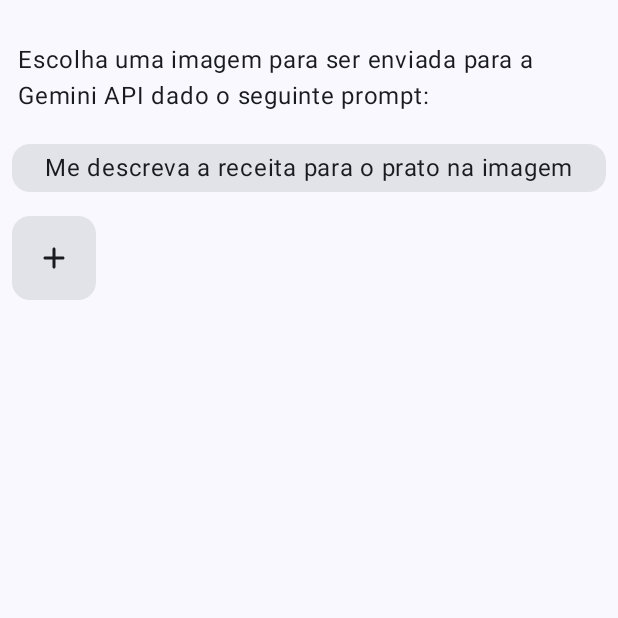
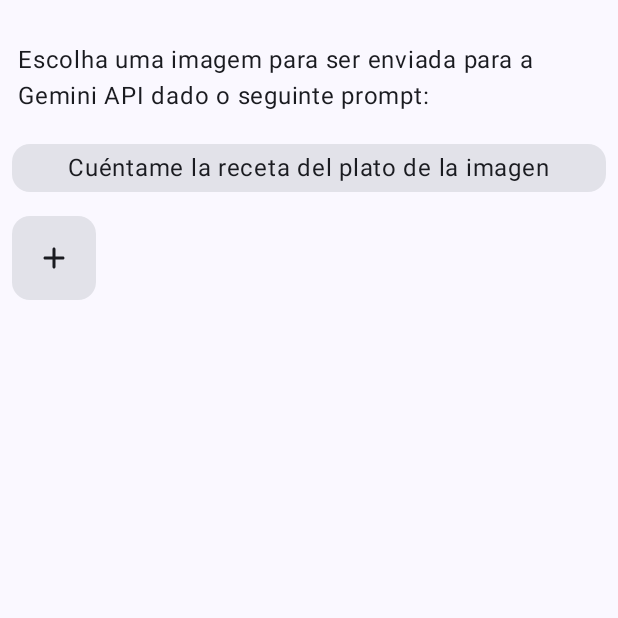
Before and after one commit to angelica-oliv/geminiapiexplorer, an Android app built with Jetpack Compose: the composable GeminiExplorerRoute shown on its own in the app's theme, on a phone screen of 412 x 824 dp, the top half of it. Run offline under Robolectric (Android 15) with nearby library versions, the phone set to English and light mode, and no system bars; libraries missing offline, so code that uses them is left out: com.google.ai.client; pictures from the network do not load; 3 statements that could not run were skipped.

Commit message:
translate strings and prompt texts to spanish

```diff
--- a/GeminiAPIExplorer/app/src/main/java/com/angelicao/geminiapiexplorer/GeminiExplorerViewModel.kt
+++ b/GeminiAPIExplorer/app/src/main/java/com/angelicao/geminiapiexplorer/GeminiExplorerViewModel.kt
@@ -1,6 +1,9 @@
 package com.angelicao.geminiapiexplorer
 
 import android.graphics.Bitmap
+import androidx.compose.material3.Text
+import androidx.compose.runtime.Composable
+import androidx.compose.ui.res.stringResource
 import androidx.lifecycle.ViewModel
 import androidx.lifecycle.viewModelScope
 import com.google.ai.client.generativeai.GenerativeModel
@@ -15,8 +18,8 @@ class GeminiExplorerViewModel(
     private val generativeModel: GenerativeModel
 ) : ViewModel() {
 
-    private val prompt = "Me descreva a receita para o prato na imagem"
-    //        val prompt = "Escreva uma frase divertida sobre a imagem"
+    private val prompt = "Cuéntame la receta del plato de la imagen"
+    //        val prompt = "Escribe una frase divertida sobre la imagen"
     private val _uiState: MutableStateFlow<GeminiExplorerUiState> =
         MutableStateFlow(GeminiExplorerUiState.Initial(prompt))
     val uiState: StateFlow<GeminiExplorerUiState> =
--- a/GeminiAPIExplorer/app/src/main/res/values/strings.xml
+++ b/GeminiAPIExplorer/app/src/main/res/values/strings.xml
@@ -1,5 +1,7 @@
 <resources>
-    <string name="app_name">GeminiAPIExplorer</string>
+    <string name="app_name" translatable="false">GeminiAPIExplorer</string>
     <string name="choose_image">Escolha uma imagem para ser enviada para a Gemini API dado o seguinte prompt:</string>
-    <string name="add_image">Adicionar Imagem</string>
+    <string name="add_image">Adicionar imagem</string>
+    <string name="prompt_recipe">Me descreva a receita para o prato na imagem</string>
+    <string name="prompt_funphrase">Escreva uma frase divertida sobre a imagem</string>
 </resources>
```
Also changed, not shown: 1 other file.
